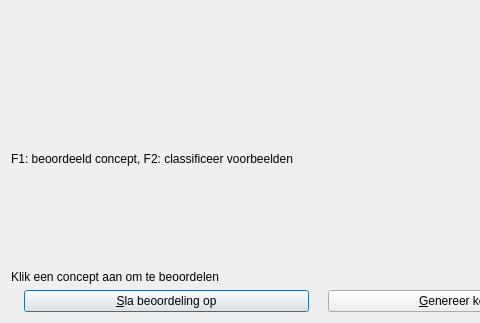
Old version of the form Projects/ProjectBrainweaver/qtpvdbrateconceptmapdialog.ui in the repository richelbilderbeek/ProjectRichelBilderbeek; both pictures show x 0 to 480 and y 194 to 517 of the 623 by 517 pixel window.
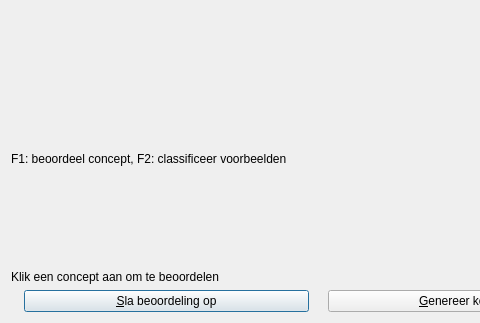
New version of the form. Icons and pictures are not drawn.

```diff
--- a/Projects/ProjectBrainweaver/qtpvdbrateconceptmapdialog.ui
+++ b/Projects/ProjectBrainweaver/qtpvdbrateconceptmapdialog.ui
@@ -37,7 +37,7 @@
    <item>
     <widget class="QLabel" name="label">
      <property name="text">
-      <string>F1: beoordeeld concept, F2: classificeer voorbeelden</string>
+      <string>F1: beoordeel concept, F2: classificeer voorbeelden</string>
      </property>
     </widget>
    </item>
```
